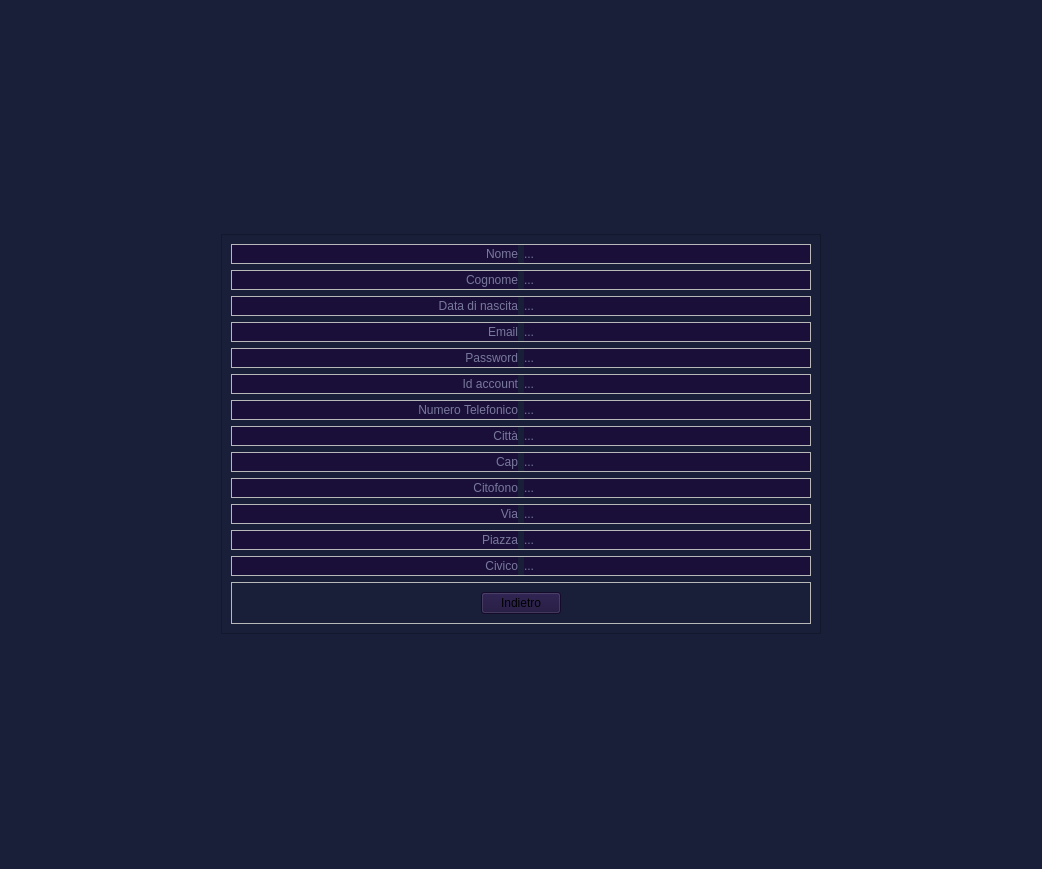
The window that NegozioDelUsatoPython/MVC/View/AdminButtonsViews/infoAccountView.ui (LeonUrsu/NegozioDellUsato-ExamIS) describes before a commit, drawn with Qt 5.
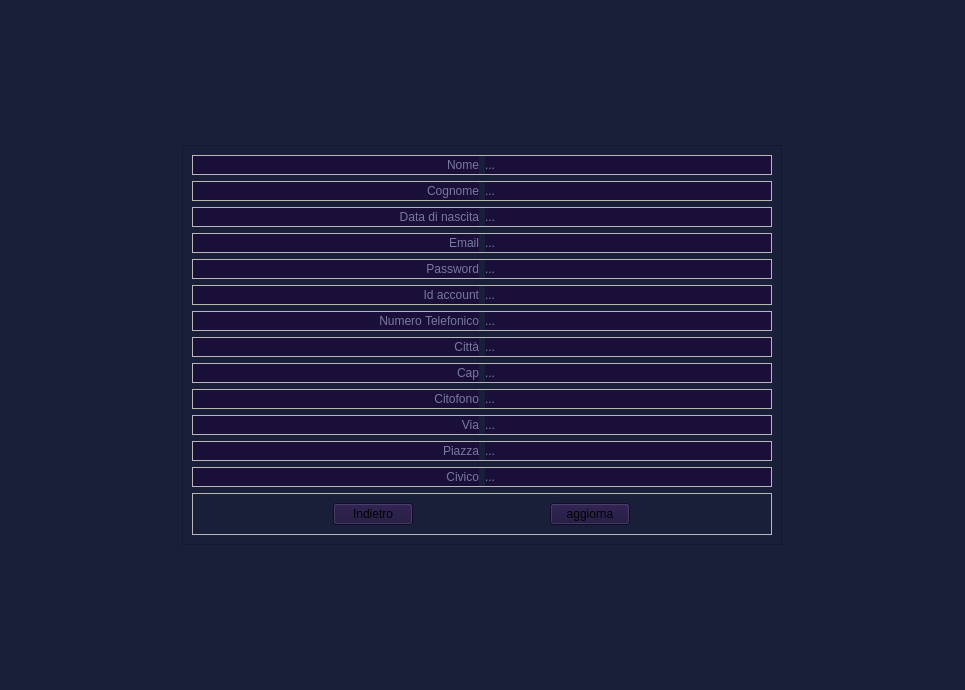
The same window after the commit.

The edit to the form file:
```diff
--- a/NegozioDelUsatoPython/MVC/View/AdminButtonsViews/infoAccountView.ui
+++ b/NegozioDelUsatoPython/MVC/View/AdminButtonsViews/infoAccountView.ui
@@ -6,8 +6,8 @@
    <rect>
     <x>0</x>
     <y>0</y>
-    <width>1042</width>
-    <height>869</height>
+    <width>965</width>
+    <height>690</height>
    </rect>
   </property>
   <property name="windowTitle">
@@ -645,6 +645,27 @@
            </property>
           </widget>
          </item>
+         <item>
+          <widget class="QPushButton" name="aggiornaBtn">
+           <property name="maximumSize">
+            <size>
+             <width>80</width>
+             <height>30</height>
+            </size>
+           </property>
+           <property name="cursor">
+            <cursorShape>PointingHandCursor</cursorShape>
+           </property>
+           <property name="styleSheet">
+            <string notr="true">#aggiornaBtn{
+	background-color:#1a0f39;
+}</string>
+           </property>
+           <property name="text">
+            <string>aggiorna</string>
+           </property>
+          </widget>
+         </item>
         </layout>
        </widget>
       </item>
```
